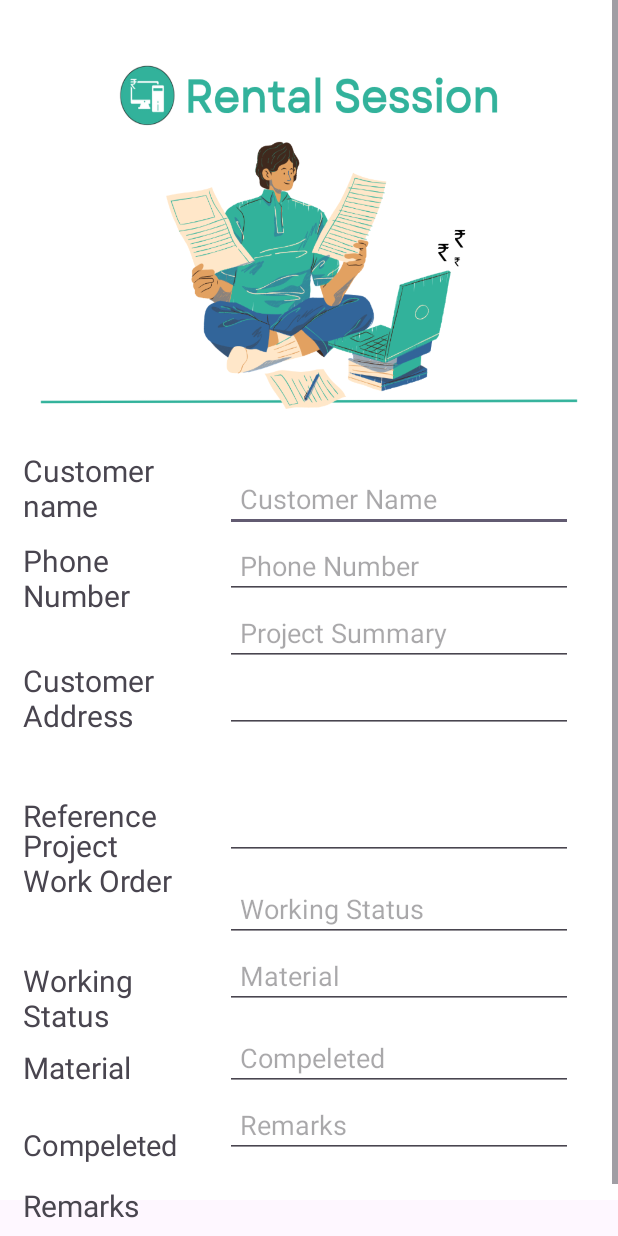
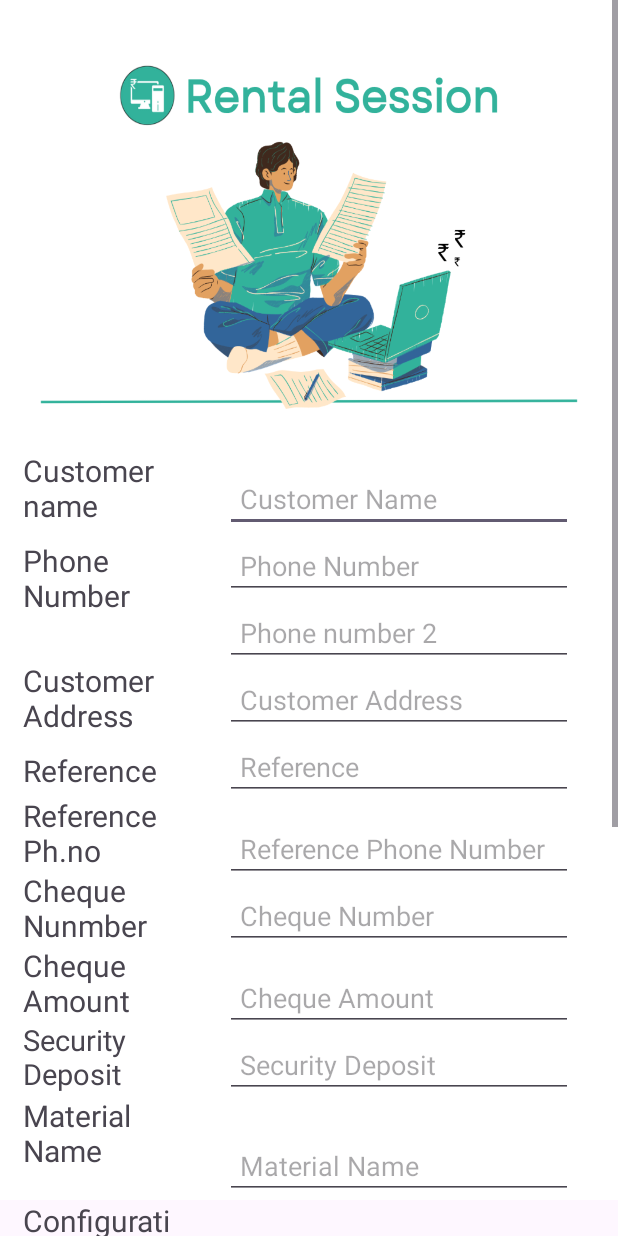
Before and after one commit to saikesav-sai/TRINADH-ELECTRONICS-COMPUTER-SERVICING-CENTRE, an Android app: the RENTAL screen opened directly, with no data from a screen before it, on a phone screen of 412 x 824 dp. Run offline under Robolectric (Android 15) with nearby library versions, the phone set to English and light mode, and no system bars.

Commit message:
new update on 20-01-2024 at 7:30 pm

```diff
--- a/app/src/main/res/layout/activity_rental.xml
+++ b/app/src/main/res/layout/activity_rental.xml
@@ -47,7 +47,7 @@
             android:id="@+id/project"
             android:layout_width="match_parent"
             android:layout_height="wrap_content"
-            android:hint="Project Summary"
+            android:hint="Phone number 2"
             android:layout_below="@id/date"
             android:layout_marginLeft="150dp"
             android:layout_marginRight="30dp"
@@ -59,7 +59,7 @@
             android:id="@+id/Amount"
             android:layout_width="match_parent"
             android:layout_height="wrap_content"
-            android:hint=""
+            android:hint="Customer Address"
             android:layout_below="@id/project"
             android:layout_marginLeft="150dp"
             android:layout_marginRight="30dp"
@@ -75,7 +75,7 @@
             android:layout_width="100dp"
             android:layout_height="70dp"
             android:layout_marginLeft="15dp"
-            android:layout_marginTop="530dp"
+            android:layout_marginTop="500dp"
             android:layout_marginRight="10dp"
             android:text="Reference"
             android:textSize="20dp"
@@ -98,9 +98,9 @@
             android:layout_width="100dp"
             android:layout_height="70dp"
             android:layout_marginLeft="15dp"
-            android:layout_marginTop="550dp"
+            android:layout_marginTop="530dp"
             android:layout_marginRight="10dp"
-            android:text="Project Work Order"
+            android:text="Reference Ph.no"
             android:textSize="20dp"
             />
 
@@ -111,21 +111,21 @@
             android:id="@+id/order"
             android:layout_width="match_parent"
             android:layout_height="wrap_content"
-            android:hint=""
+            android:hint="Reference"
             android:layout_below="@id/Amount"
             android:layout_marginLeft="150dp"
             android:layout_marginRight="30dp"
-            android:layout_marginTop="40dp"
+            android:layout_marginTop="0dp"
             android:padding="10dp"/>
 
         <TextView
-            android:id="@+id/status"
+            android:id="@+id/ChequeNunmber"
             android:layout_width="100dp"
             android:layout_height="70dp"
             android:layout_marginLeft="15dp"
-            android:layout_marginTop="640dp"
+            android:layout_marginTop="580dp"
             android:layout_marginRight="10dp"
-            android:text="Working Status"
+            android:text="Cheque Nunmber"
             android:textSize="20dp"
             />
 
@@ -136,7 +136,7 @@
             android:id="@+id/workingstatus"
             android:layout_width="match_parent"
             android:layout_height="wrap_content"
-            android:hint="Working Status"
+            android:hint="Reference Phone Number"
             android:layout_below="@id/order"
             android:layout_marginLeft="150dp"
             android:layout_marginRight="30dp"
@@ -149,9 +149,9 @@
             android:layout_width="100dp"
             android:layout_height="70dp"
             android:layout_marginLeft="15dp"
-            android:layout_marginTop="698dp"
+            android:layout_marginTop="630dp"
             android:layout_marginRight="10dp"
-            android:text="Material"
+            android:text="Cheque Amount"
             android:textSize="20dp"
             />
 
@@ -162,7 +162,7 @@
             android:id="@+id/material0"
             android:layout_width="match_parent"
             android:layout_height="wrap_content"
-            android:hint="Material"
+            android:hint="Cheque Number"
             android:layout_below="@id/workingstatus"
             android:layout_marginLeft="150dp"
             android:layout_marginRight="30dp"
@@ -175,9 +175,9 @@
             android:layout_width="110dp"
             android:layout_height="70dp"
             android:layout_marginLeft="15dp"
-            android:layout_marginTop="750dp"
+            android:layout_marginTop="680dp"
             android:layout_marginRight="10dp"
-            android:text="Compeleted"
+            android:text="Security Deposit"
             android:textSize="19dp"
             />
 
@@ -188,7 +188,7 @@
             android:id="@+id/compeleted"
             android:layout_width="match_parent"
             android:layout_height="wrap_content"
-            android:hint="Compeleted"
+            android:hint="Cheque Amount"
             android:layout_below="@id/material0"
             android:layout_marginLeft="150dp"
             android:layout_marginRight="30dp"
@@ -200,9 +200,9 @@
             android:layout_width="100dp"
             android:layout_height="70dp"
             android:layout_marginLeft="15dp"
-            android:layout_marginTop="790dp"
+            android:layout_marginTop="730dp"
             android:layout_marginRight="10dp"
-            android:text="Remarks"
+            android:text="Material Name"
             android:textSize="20dp"
             />
 
@@ -213,7 +213,7 @@
             android:id="@+id/Remarks2"
             android:layout_width="match_parent"
             android:layout_height="wrap_content"
-            android:hint="Remarks"
+            android:hint="Security Deposit"
             android:layout_below="@id/compeleted"
             android:layout_marginLeft="150dp"
             android:layout_marginRight="30dp"
@@ -240,7 +240,179 @@
             android:text="Phone Number"
             android:textSize="20dp"
 
+            />
 
+        <EditText
+
+            android:id="@+id/mate"
+            android:layout_width="match_parent"
+            android:layout_height="wrap_content"
+            android:hint="Material Name"
+            android:layout_below="@id/remarks"
+            android:layout_marginLeft="150dp"
+            android:layout_marginRight="30dp"
+            android:layout_marginTop="-45dp"
+            android:padding="10dp"/>
+
+
+        <TextView
+
+            android:layout_width="100dp"
+            android:layout_height="70dp"
+            android:layout_marginLeft="15dp"
+            android:layout_marginTop="800dp"
+            android:layout_marginRight="10dp"
+            android:text="Configuration"
+            android:textSize="20dp"
             />
+
+
+
+
+        <EditText
+            android:id="@+id/config"
+            android:layout_width="match_parent"
+            android:layout_height="wrap_content"
+            android:hint="Configuration"
+            android:layout_below="@id/mate"
+            android:layout_marginLeft="150dp"
+            android:layout_marginRight="30dp"
+            android:layout_marginTop="30dp"
+            android:padding="10dp"/>
+
+
+        <TextView
+
+            android:layout_width="100dp"
+            android:layout_height="70dp"
+            android:layout_marginLeft="15dp"
+            android:layout_marginTop="870dp"
+            android:layout_marginRight="10dp"
+            android:text="Amount per month"
+            android:textSize="20dp"
+            />
+
+
+
+
+        <EditText
+            android:id="@+id/amount_per_month"
+            android:layout_width="match_parent"
+            android:layout_height="wrap_content"
+            android:hint="Amount per month"
+            android:layout_below="@id/config"
+            android:layout_marginLeft="150dp"
+            android:layout_marginRight="30dp"
+            android:layout_marginTop="20dp"
+            android:padding="10dp"/>
+
+        <TextView
+
+            android:layout_width="100dp"
+            android:layout_height="70dp"
+            android:layout_marginLeft="15dp"
+            android:layout_marginTop="940dp"
+            android:layout_marginRight="10dp"
+            android:text="Number of months"
+            android:textSize="20dp"
+            />
+
+
+
+
+        <EditText
+            android:id="@+id/Number_of_months"
+            android:layout_width="match_parent"
+            android:layout_height="wrap_content"
+            android:hint=""
+            android:layout_below="@id/amount_per_month"
+            android:layout_marginLeft="150dp"
+            android:layout_marginRight="30dp"
+            android:layout_marginTop="25dp"
+            android:padding="10dp"/>
+
+        <TextView
+
+            android:layout_width="100dp"
+            android:layout_height="70dp"
+            android:layout_marginLeft="15dp"
+            android:layout_marginTop="1010dp"
+            android:layout_marginRight="10dp"
+            android:text="Total Amount"
+            android:textSize="20dp"
+            />
+
+
+
+
+        <EditText
+            android:id="@+id/total_amount"
+            android:layout_width="match_parent"
+            android:layout_height="wrap_content"
+            android:hint=""
+            android:layout_below="@id/Number_of_months"
+            android:layout_marginLeft="150dp"
+            android:layout_marginRight="30dp"
+            android:layout_marginTop="25dp"
+            android:padding="10dp"/>
+        <TextView
+
+            android:layout_width="100dp"
+            android:layout_height="70dp"
+            android:layout_marginLeft="15dp"
+            android:layout_marginTop="1080dp"
+            android:layout_marginRight="10dp"
+            android:text="Advance"
+            android:textSize="20dp"
+            />
+
+
+
+
+        <EditText
+            android:id="@+id/advance"
+            android:layout_width="match_parent"
+            android:layout_height="wrap_content"
+            android:hint=""
+            android:layout_below="@id/total_amount"
+            android:layout_marginLeft="150dp"
+            android:layout_marginRight="30dp"
+            android:layout_marginTop="28dp"
+            android:padding="10dp"/>
+
+
+        <TextView
+
+            android:layout_width="100dp"
+            android:layout_height="70dp"
+            android:layout_marginLeft="15dp"
+            android:layout_marginTop="1160dp"
+            android:layout_marginRight="10dp"
+            android:text="Date of payment"
+            android:textSize="20dp"
+            />
+
+
+
+
+        <EditText
+            android:id="@+id/Date_of_payment"
+            android:layout_width="match_parent"
+            android:layout_height="wrap_content"
+            android:hint="Date of payment"
+            android:layout_below="@id/advance"
+            android:layout_marginLeft="150dp"
+            android:layout_marginRight="30dp"
+            android:layout_marginTop="35dp"
+            android:padding="10dp"/>
+
+
+
+
+
+
+
+
+
     </RelativeLayout>
 </ScrollView>
```
